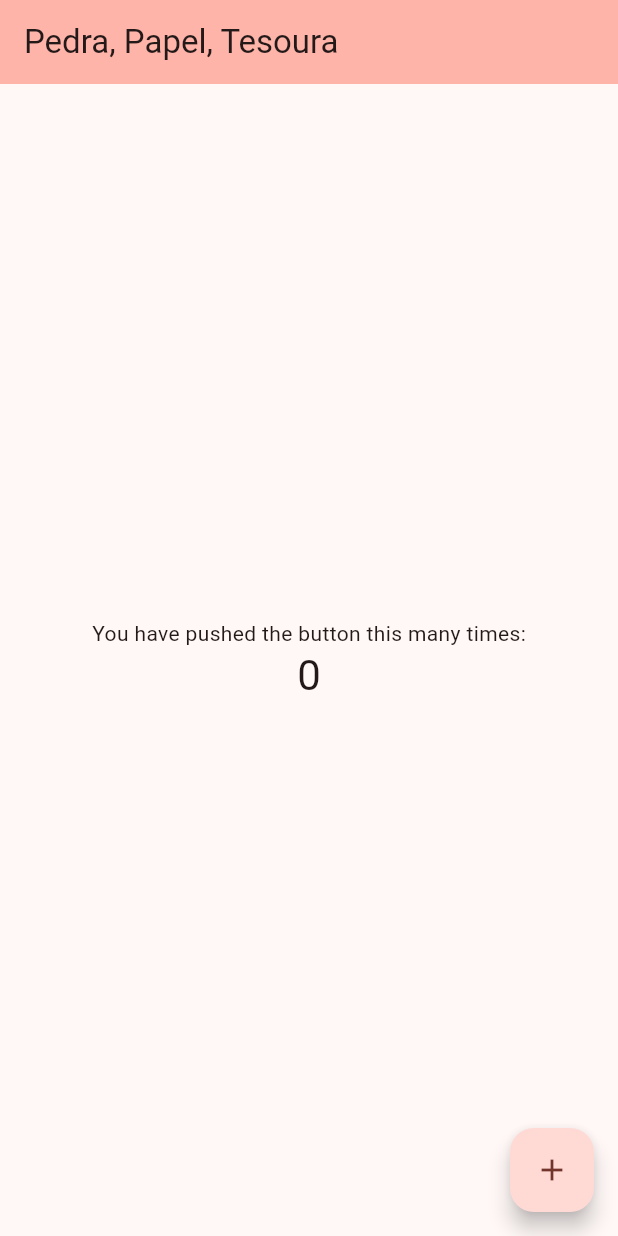
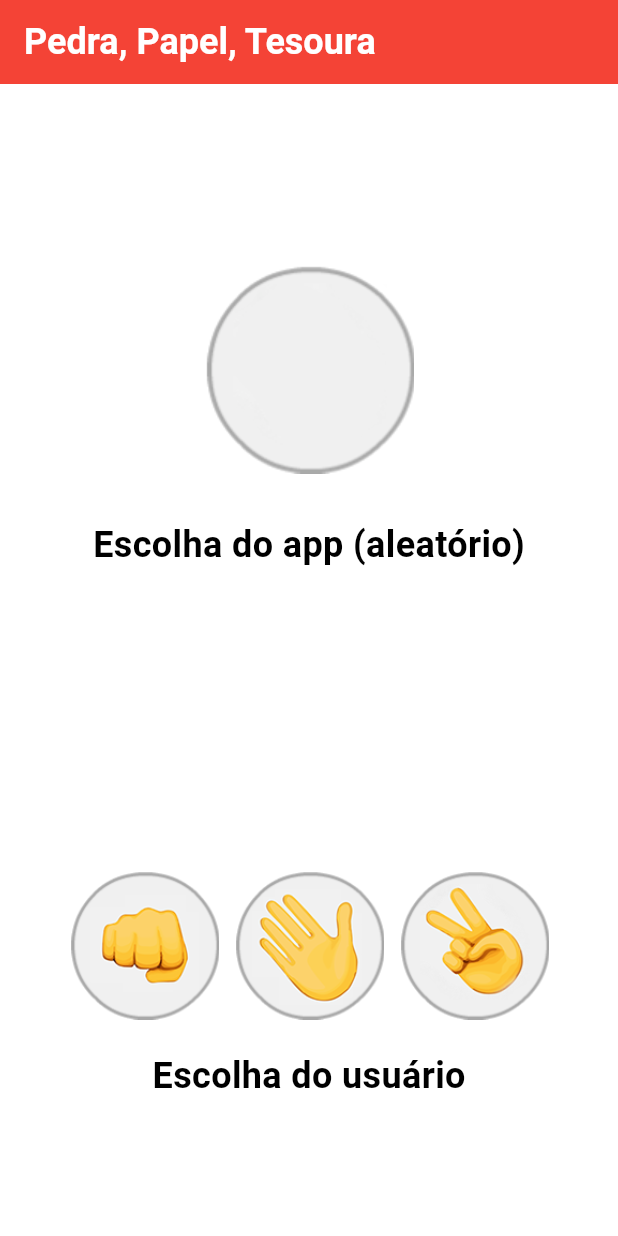
Before and after one commit to Marcelolinho/Flutter-Jokenpoh, a Flutter app: the screen it shows after launch, on a phone screen of 412 x 824 dp. Run offline on Flutter 3.47's test engine with Material 3 defaults, Android fonts, the light colour scheme and no system bars.

Commit message:
Final Commit

```diff
--- a/lib/main.dart
+++ b/lib/main.dart
@@ -1,3 +1,5 @@
+import 'dart:math';
+
 import 'package:flutter/material.dart';
 import 'package:jokenpoh/screens/game.dart';
 
@@ -28,43 +30,91 @@ class MyHomePage extends StatefulWidget {
 
   final String title;
 
+
+
   @override
   State<MyHomePage> createState() => _MyHomePageState();
 }
 
 class _MyHomePageState extends State<MyHomePage> {
-  int _counter = 0;
 
-  void _incrementCounter() {
-    setState(() {
-      _counter++;
+  var options = ['assets/icons/pedra.png', 'assets/icons/papel.png', 'assets/icons/tesoura.png'];
+
+  void handleChoice(int playerEscolha) {
+    Navigator.pushNamed(context, "/final", arguments: {
+      "playerChoice": playerEscolha,
+      "agentChoice": Random().nextInt(3)
     });
   }
 
   @override
   Widget build(BuildContext context) {
     return Scaffold(
+      backgroundColor: Colors.white,
       appBar: AppBar(
-        backgroundColor: Theme.of(context).colorScheme.inversePrimary,
-        title: Text(widget.title),
+        backgroundColor: Colors.red,
+        title: Text(
+          widget.title,
+          style: TextStyle(
+            fontWeight: FontWeight.bold,
+            fontSize: 24,
+            color: Colors.white,
+          ),
+        ),
       ),
       body: Center(
         child: Column(
-          mainAxisAlignment: MainAxisAlignment.center,
+          mainAxisAlignment: MainAxisAlignment.spaceAround,
           children: <Widget>[
-            const Text('You have pushed the button this many times:'),
-            Text(
-              '$_counter',
-              style: Theme.of(context).textTheme.headlineMedium,
+            Column(
+              children: [
+                Image.asset('assets/icons/padrao.png', width: 200),
+                const Text(
+                  'Escolha do app (aleatório)',
+                  style: TextStyle(
+                      fontSize: 24,
+                      color: Colors.black,
+                      fontWeight: FontWeight.bold
+                  ),
+                ),
+              ],
+            ),
+            Column(
+              children: [
+                const SizedBox(height: 20),
+                Row(
+                  mainAxisAlignment: MainAxisAlignment.center,
+                  children: <Widget>[
+                    GestureDetector(
+                      onTap: () => handleChoice(0),
+                      child: Image.asset(options[0], width: 100),
+                    ),
+                    const SizedBox(width: 10),
+                    GestureDetector(
+                      onTap: () => handleChoice(1),
+                      child: Image.asset(options[1], width: 100),
+                    ),
+                    const SizedBox(width: 10),
+                    GestureDetector(
+                      onTap: () => handleChoice(2),
+                      child: Image.asset(options[2], width: 100),
+                    ),
+                  ],
+                ),
+                const SizedBox(height: 20),
+                const Text(
+                  'Escolha do usuário',
+                  style: TextStyle(
+                      fontSize: 24,
+                      color: Colors.black,
+                      fontWeight: FontWeight.bold
+                  ),
+                ),
+              ],
             ),
           ],
         ),
       ),
-      floatingActionButton: FloatingActionButton(
-        onPressed: _incrementCounter,
-        tooltip: 'Increment',
-        child: const Icon(Icons.add),
-      ),
     );
   }
 }
```
Also changed, not shown: lib/screens/game.dart (+81 -12 lines), pubspec.yaml (+19 -14 lines), assets/icons/icons8-aperto-de-maos-100.png (added), assets/icons/icons8-perder-48.png (added), assets/icons/icons8-vitória-48.png (added), assets/icons/padrao.png (added), assets/icons/papel.png (added), assets/icons/pedra.png (added), assets/icons/tesoura.png (added).
